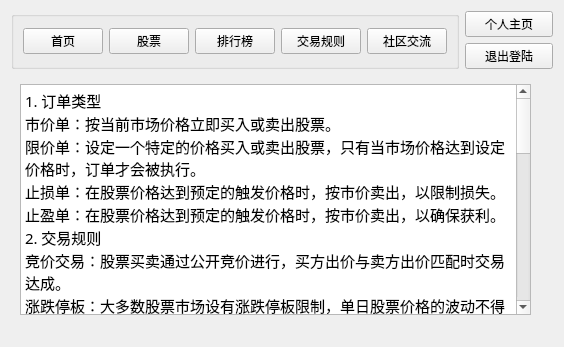
Old version of the form VirtualStock/mainwindow.ui in the repository Vks-Feng/Nullptr.
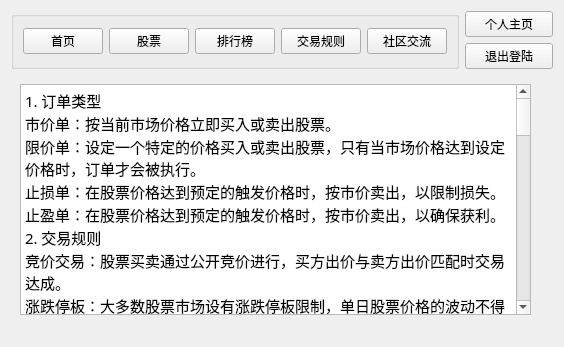
New version of the form.

Diff of the .ui file:
```diff
--- a/VirtualStock/mainwindow.ui
+++ b/VirtualStock/mainwindow.ui
@@ -215,7 +215,21 @@
 停牌：在某些情况下，股票可能会被临时停止交易，例如重大新闻发布或市场波动过大时。
 7. 信息披露
 实时行情：交易所提供实时的股票价格和交易量信息。
-公告披露：上市公司需及时披露影响股票价格的重要信息，如财务报告、重大合同等</string>
+公告披露：上市公司需及时披露影响股票价格的重要信息，如财务报告、重大合同等
+
+
+首先，炒股有风险，入市需谨慎, 炒股有风险，入市需谨慎,炒股有风险，入市需谨慎,重要的事情说三遍。
+对于股市新手来说，入门并掌握基本知识是非常重要的。以下是一些关键的步骤和注意事项，帮助您开始股市投资之旅：
+1. 学习基础知识：首先，您需要了解基本的股票知识，例如K线图、股票类型、交易规则等。这些知识将为您在股市中的操作打下坚实的基础。
+2. 开户：要购买股票，您需要一个股票账户。现在开户很方便，可以通过网络进行。选择大型券商通常更安全，它们提供全面的业务和理财产品，以及用户友好的交易软件。
+3. 了解手续费：买卖股票需要支付手续费，包括印花税、佣金和过户费。虽然佣金占比较小，但选择合适的券商对于资金安全很重要。
+4. 选择股票和基金：选股和选基金是一项复杂的任务，需要您进行研究和分析。您可以学习如何分析财务报表，了解公司的业务运营和财务状况。
+5. 使用股票软件：股票软件分为看盘软件和交易软件。看盘软件用于分析市场动态，而交易软件用于实际买卖操作。电脑版本的软件通常提供更全面的信息和更好的交易体验。
+6. 掌握交易技巧：学习技术分析、基本面分析等实用技巧，将帮助您更好地把握市场动态，提高投资成功率。
+7. 心态管理：保持谨慎和耐心非常重要。股市充满不确定性，因此不要盲目跟风，要有自己的判断和决策。
+8. 了解股息：作为股东，您有权获得公司分配的利润，即股息。了解不同类型的股息（如现金股息、股票股息、特别股息）及其支付时间对于投资决策至关重要。
+    请记住，炒股不仅是一场金钱游戏，更是一种人生的修行。只要您始终保持谦虚、谨慎和耐心的态度，相信您会在股市中找到属于自己的成功之路。
+最后，炒股有风险，入市需谨慎，请永远谨记这一点。</string>
           </property>
          </widget>
         </item>
```
